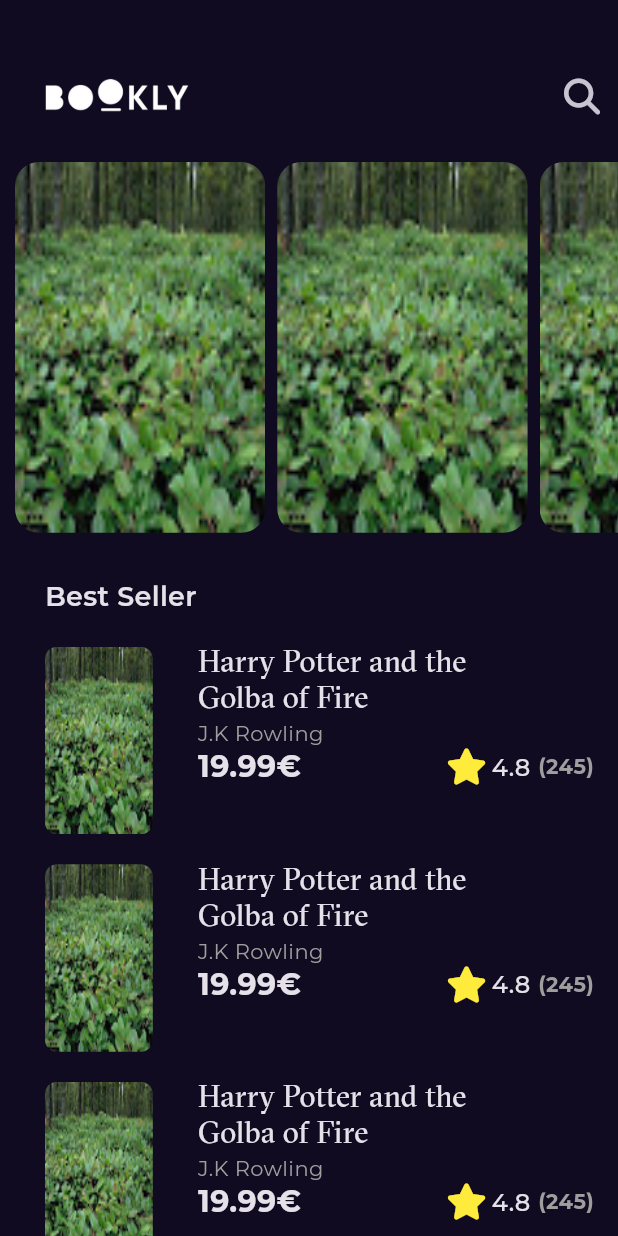
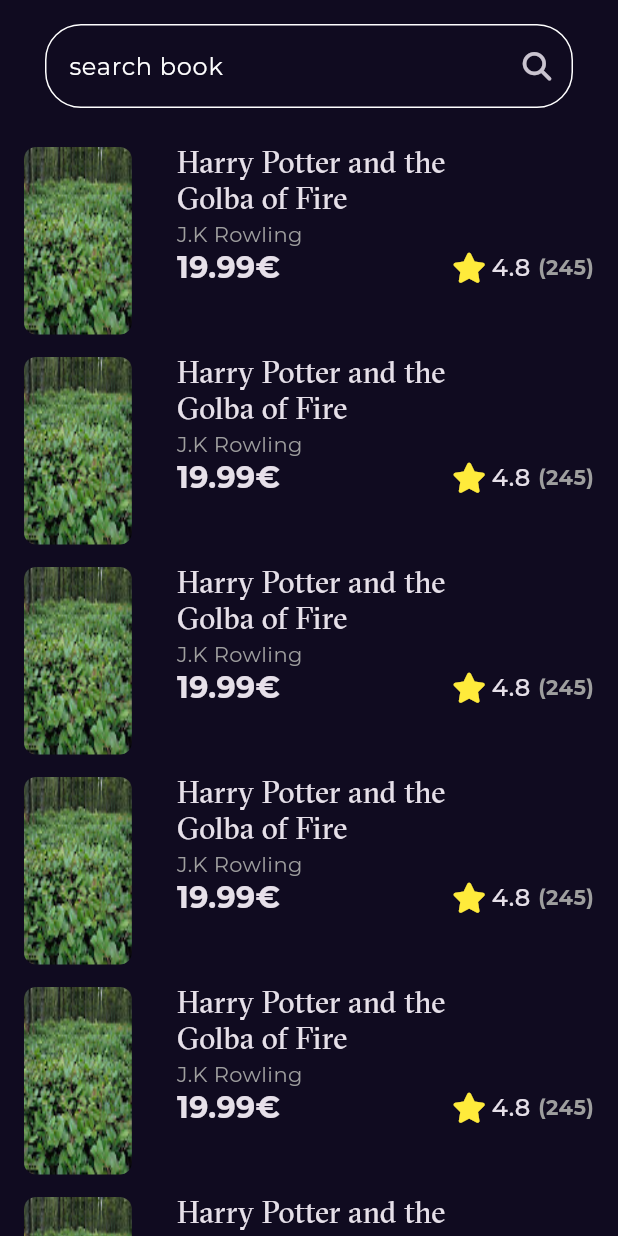
Before and after one commit to galal-mahmoud/Bookly-App, a Flutter app: the screen it shows after launch, after a tap on an icon or button, on a phone screen of 412 x 824 dp. Run offline on Flutter 3.47's test engine with Material 3 defaults, Android fonts, the light colour scheme and no system bars; our stand-ins replace font_awesome_flutter, go_router, google_fonts.

Commit message:
creat book model, search view, body and custom search text field

```diff
--- a/lib/Features/home/presentation/views/widgets/best_seller_list_view.dart
+++ b/lib/Features/home/presentation/views/widgets/best_seller_list_view.dart
@@ -8,12 +8,13 @@
   @override
   Widget build(BuildContext context) {
     return ListView.builder(
+          clipBehavior: Clip.none,
       physics: const NeverScrollableScrollPhysics(),
         padding: EdgeInsetsDirectional.zero,
         itemCount: 10,
         itemBuilder: (context, index){
           return const Padding(
-            padding: EdgeInsetsDirectional.only(top: 10.0, bottom: 10.0, start: 30.0),
+            padding: EdgeInsetsDirectional.only(top: 10.0, bottom: 5.0, start: 16.0),
             child: BestSellerListViewItem(),
           );
         },
--- a/lib/Features/home/presentation/views/widgets/book_rating.dart
+++ b/lib/Features/home/presentation/views/widgets/book_rating.dart
@@ -16,7 +16,7 @@
             child: Row(
       children: [
         const Spacer(),
-        const Icon(FontAwesomeIcons.solidStar, color: Colors.yellow,),
+        const Icon(FontAwesomeIcons.solidStar, color: Colors.yellow,size: 20.0),
         const SizedBox(width: 6.3,),
         const Text(
           '4.8',
--- a/lib/Features/home/presentation/views/widgets/custom_appBar.dart
+++ b/lib/Features/home/presentation/views/widgets/custom_appBar.dart
@@ -1,6 +1,8 @@
+import 'package:bookly_app_v1/core/utils/app_router.dart';
 import 'package:bookly_app_v1/core/utils/assets_data.dart';
 import 'package:flutter/material.dart';
 import 'package:font_awesome_flutter/font_awesome_flutter.dart';
+import 'package:go_router/go_router.dart';
 
 class CustomAppBar extends StatelessWidget {
   const CustomAppBar({super.key});
@@ -8,12 +10,14 @@
   @override
   Widget build(BuildContext context) {
     return Padding(
-      padding: const EdgeInsetsDirectional.only(top: 40.0, bottom: 20, start: 30.0),
+      padding: const EdgeInsetsDirectional.only(top: 40.0, bottom: 20, start: 30.0, end: 30.0),
         child: Row(
     mainAxisAlignment: MainAxisAlignment.spaceBetween,
       children: [
         Image.asset(AssetsData.kLogo, height: 24,),
-        IconButton(onPressed: (){}, icon: const Icon(FontAwesomeIcons.magnifyingGlass),),
+        IconButton(onPressed: (){
+          GoRouter.of(context).push(AppRouter.kSearchView);
+        }, icon: const Icon(FontAwesomeIcons.magnifyingGlass),),
       ],
     ));
   }
--- a/lib/Features/home/presentation/views/widgets/custom_book_details_section.dart
+++ b/lib/Features/home/presentation/views/widgets/custom_book_details_section.dart
@@ -14,9 +14,6 @@
     return Column(
       children: [
         const CustomBookDetailsAppBar(),
-        const SizedBox(
-          height: 16.0,
-        ),
         Padding(
           padding: EdgeInsetsDirectional.symmetric(
               horizontal: width * 0.3, vertical: 16.0),
--- a/lib/Features/home/presentation/views/widgets/home_view_body.dart
+++ b/lib/Features/home/presentation/views/widgets/home_view_body.dart
@@ -3,8 +3,6 @@
 import 'package:bookly_app_v1/core/utils/styles.dart';
 import 'package:flutter/cupertino.dart';
 import 'package:flutter/material.dart';
-import 'package:flutter/painting.dart';
-import 'package:flutter/rendering.dart';
 import 'package:flutter/widgets.dart';
 import 'best_seller_list_view.dart';
 
@@ -39,6 +37,11 @@
         SliverFillRemaining(
           child: BestSellerListView(),
         ),
+        SliverToBoxAdapter(
+          child: SizedBox(
+            height: 80.0,
+          ),
+        )
       ],
     );
   }
--- /dev/null
+++ b/lib/Features/search/presentation/views/search_view.dart
@@ -0,0 +1,13 @@
+import 'package:bookly_app_v1/Features/search/presentation/views/widgets/search_view_body.dart';
+import 'package:flutter/material.dart';
+
+class SearchView extends StatelessWidget {
+  const SearchView({super.key});
+
+  @override
+  Widget build(BuildContext context) {
+    return const Scaffold(
+      body: SearchViewBody(),
+    );
+  }
+}
--- /dev/null
+++ b/lib/Features/search/presentation/views/widgets/custom_search_text_field.dart
@@ -0,0 +1,32 @@
+import 'package:flutter/material.dart';
+import 'package:font_awesome_flutter/font_awesome_flutter.dart';
+
+class CustomSearchTextField extends StatelessWidget {
+  const CustomSearchTextField({super.key});
+
+  @override
+  Widget build(BuildContext context) {
+    return Padding(
+      padding: const EdgeInsetsDirectional.symmetric(vertical: 16.0, horizontal: 30.0),
+      child: SafeArea(
+          child: TextField(
+            cursorColor: Colors.white,
+            decoration: InputDecoration(
+              suffixIcon: const Icon(FontAwesomeIcons.magnifyingGlass, size: 19.0,),
+              label: const Text('search book', style: TextStyle(
+                  color: Colors.white
+              ),),
+              enabledBorder: buildOutlineInputBorder(color: Colors.white),
+              focusedBorder: buildOutlineInputBorder(color: Colors.white),
+            ),
+          )),);
+  }
+  OutlineInputBorder buildOutlineInputBorder({required Color color}) {
+    return OutlineInputBorder(
+      borderRadius: BorderRadius.circular(24.0),
+      borderSide: BorderSide(
+        color: color,
+      ),
+    );
+  }
+}
--- /dev/null
+++ b/lib/Features/search/presentation/views/widgets/search_view_body.dart
@@ -0,0 +1,29 @@
+import 'package:bookly_app_v1/Features/home/presentation/views/widgets/best_seller_list_view.dart';
+import 'package:bookly_app_v1/Features/search/presentation/views/widgets/custom_search_text_field.dart';
+import 'package:flutter/cupertino.dart';
+import 'package:flutter/material.dart';
+
+class SearchViewBody extends StatelessWidget {
+  const SearchViewBody({super.key});
+
+  @override
+  Widget build(BuildContext context) {
+    return  const CustomScrollView(
+      slivers: [
+        SliverToBoxAdapter(
+          child: CustomSearchTextField(),
+        ),
+
+        SliverFillRemaining(
+          child: BestSellerListView(),
+        ),
+        SliverToBoxAdapter(
+          child: SizedBox(
+            height: 80.0,
+          ),
+        ),
+      ],
+    );
+  }
+
+}
--- a/lib/core/utils/app_router.dart
+++ b/lib/core/utils/app_router.dart
@@ -1,4 +1,5 @@
 import 'package:bookly_app_v1/Features/home/presentation/views/home_view.dart';
+import 'package:bookly_app_v1/Features/search/presentation/views/search_view.dart';
 import 'package:bookly_app_v1/Features/splash/presentation/views/splash_view.dart';
 import 'package:go_router/go_router.dart';
 
@@ -7,8 +8,15 @@
 abstract class AppRouter {
   static const kBookDetailsView = '/BookDetailsView';
   static const kHomeView = '/HomeView';
+  static const kSearchView = '/SearchView';
   static final router = GoRouter(
     routes: [
+      GoRoute(
+        path: kSearchView,
+        builder: (context, state) {
+          return const SearchView();
+        },
+      ),
       GoRoute(
         path: '/',
         builder: (context, state) {
```
